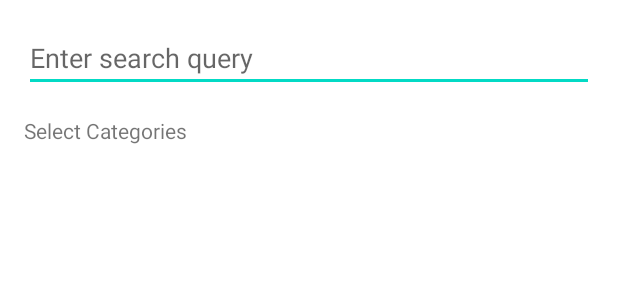
After one commit to bokumin/archivedownloader, an Android app: the layout dialog_search.xml on its own in the app's theme, with its tools: preview values and no code run, on a phone screen of 412 x 824 dp. The commit adds this screen. Shown: the top 300 px of the screen. Run offline under Robolectric (Android 15) with nearby library versions, the phone set to English and light mode, and no system bars.

Commit message:
fixed search

```diff
--- /dev/null
+++ b/app/src/main/res/layout/dialog_search.xml
@@ -0,0 +1,42 @@
+<?xml version="1.0" encoding="utf-8"?>
+<LinearLayout xmlns:android="http://schemas.android.com/apk/res/android"
+    xmlns:app="http://schemas.android.com/apk/res-auto"
+    android:layout_width="match_parent"
+    android:layout_height="wrap_content"
+    android:orientation="vertical"
+    android:padding="16dp">
+
+    <EditText
+        android:id="@+id/searchEditText"
+        android:layout_width="match_parent"
+        android:layout_height="wrap_content"
+        android:hint="Enter search query"
+        android:imeOptions="actionSearch"
+        android:inputType="text"
+        android:maxLines="1" />
+
+    <TextView
+        android:layout_width="match_parent"
+        android:layout_height="wrap_content"
+        android:layout_marginTop="16dp"
+        android:layout_marginBottom="8dp"
+        android:text="Select Categories"
+        android:textSize="14sp" />
+
+    <ScrollView
+        android:layout_width="match_parent"
+        android:layout_height="wrap_content">
+
+        <com.google.android.material.chip.ChipGroup
+            android:id="@+id/categoryChipGroup"
+            android:layout_width="match_parent"
+            android:layout_height="wrap_content"
+            app:chipSpacingHorizontal="8dp"
+            app:chipSpacingVertical="8dp"
+            app:selectionRequired="false"
+            app:singleSelection="false"
+            app:lineSpacing="8dp" />
+
+    </ScrollView>
+
+</LinearLayout>
```
Also changed, not shown: app/src/main/java/net/bokumin45/archivedownloader/MainActivity.kt (+77 -20 lines), app/src/main/java/net/bokumin45/archivedownloader/MainViewModel.kt (+17 -3 lines).
